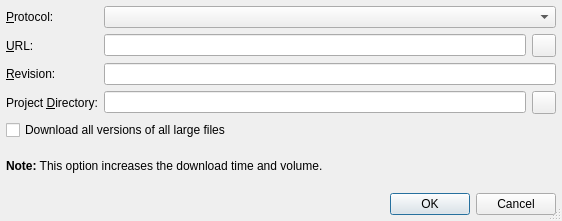
Before: the Qt Designer form Plugins/VcsPlugins/vcsMercurial/HgNewProjectOptionsDialog.ui in testmana2/test, drawn with Qt 5.
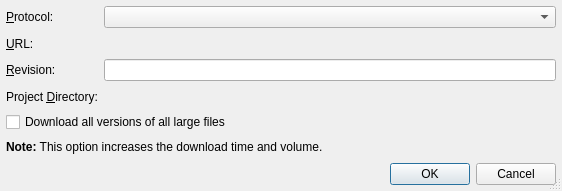
After: the same form once the commit is applied. Custom widgets are drawn as their Qt base class.

Commit message: Modified more dialogs to use the path picker widgets.

What changed in the file:
```diff
--- a/Plugins/VcsPlugins/vcsMercurial/HgNewProjectOptionsDialog.ui
+++ b/Plugins/VcsPlugins/vcsMercurial/HgNewProjectOptionsDialog.ui
@@ -7,7 +7,7 @@
     <x>0</x>
     <y>0</y>
     <width>562</width>
-    <height>221</height>
+    <height>191</height>
    </rect>
   </property>
   <property name="windowTitle">
@@ -32,7 +32,7 @@
      </property>
     </widget>
    </item>
-   <item row="0" column="1" colspan="2">
+   <item row="0" column="1">
     <widget class="QComboBox" name="protocolCombo">
      <property name="toolTip">
       <string>Select the protocol to access the repository</string>
@@ -45,24 +45,26 @@
       <string>&amp;URL:</string>
      </property>
      <property name="buddy">
-      <cstring>vcsUrlEdit</cstring>
+      <cstring>vcsUrlPicker</cstring>
      </property>
     </widget>
    </item>
    <item row="1" column="1">
-    <widget class="QLineEdit" name="vcsUrlEdit">
+    <widget class="E5PathPicker" name="vcsUrlPicker" native="true">
+     <property name="sizePolicy">
+      <sizepolicy hsizetype="Expanding" vsizetype="Preferred">
+       <horstretch>0</horstretch>
+       <verstretch>0</verstretch>
+      </sizepolicy>
+     </property>
+     <property name="focusPolicy">
+      <enum>Qt::StrongFocus</enum>
+     </property>
      <property name="toolTip">
       <string>Enter the url path of the repository (without protocol part)</string>
      </property>
     </widget>
    </item>
-   <item row="1" column="2">
-    <widget class="QToolButton" name="vcsUrlButton">
-     <property name="toolTip">
-      <string>Select the repository url via a directory selection dialog</string>
-     </property>
-    </widget>
-   </item>
    <item row="2" column="0">
     <widget class="QLabel" name="vcsRevisionLabel">
      <property name="text">
@@ -73,7 +75,7 @@
      </property>
     </widget>
    </item>
-   <item row="2" column="1" colspan="2">
+   <item row="2" column="1">
     <widget class="QLineEdit" name="vcsRevisionEdit">
      <property name="toolTip">
       <string>Enter the revision the new project should be generated from</string>
@@ -89,12 +91,21 @@
       <string>Project &amp;Directory:</string>
      </property>
      <property name="buddy">
-      <cstring>vcsProjectDirEdit</cstring>
+      <cstring>vcsProjectDirPicker</cstring>
      </property>
     </widget>
    </item>
    <item row="3" column="1">
-    <widget class="QLineEdit" name="vcsProjectDirEdit">
+    <widget class="E5PathPicker" name="vcsProjectDirPicker" native="true">
+     <property name="sizePolicy">
+      <sizepolicy hsizetype="Expanding" vsizetype="Preferred">
+       <horstretch>0</horstretch>
+       <verstretch>0</verstretch>
+      </sizepolicy>
+     </property>
+     <property name="focusPolicy">
+      <enum>Qt::StrongFocus</enum>
+     </property>
      <property name="toolTip">
       <string>Enter the directory of the new project.</string>
      </property>
@@ -105,17 +116,14 @@
      </property>
     </widget>
    </item>
-   <item row="3" column="2">
-    <widget class="QToolButton" name="projectDirButton"/>
-   </item>
-   <item row="4" column="0" colspan="3">
+   <item row="4" column="0" colspan="2">
     <widget class="QCheckBox" name="largeCheckBox">
      <property name="text">
       <string>Download all versions of all large files</string>
      </property>
     </widget>
    </item>
-   <item row="5" column="0" colspan="3">
+   <item row="5" column="0" colspan="2">
     <widget class="QLabel" name="lfNoteLabel">
      <property name="text">
       <string>&lt;b&gt;Note:&lt;/b&gt; This option increases the download time and volume.</string>
@@ -125,7 +133,7 @@
      </property>
     </widget>
    </item>
-   <item row="6" column="0" colspan="3">
+   <item row="6" column="0" colspan="2">
     <widget class="QDialogButtonBox" name="buttonBox">
      <property name="orientation">
       <enum>Qt::Horizontal</enum>
@@ -139,6 +147,14 @@
  </widget>
  <layoutdefault spacing="6" margin="6"/>
  <pixmapfunction>qPixmapFromMimeSource</pixmapfunction>
+ <customwidgets>
+  <customwidget>
+   <class>E5PathPicker</class>
+   <extends>QWidget</extends>
+   <header>E5Gui/E5PathPicker.h</header>
+   <container>1</container>
+  </customwidget>
+ </customwidgets>
  <tabstops>
   <tabstop>protocolCombo</tabstop>
   <tabstop>vcsUrlEdit</tabstop>
```
Left out of the diff: 7 changed lines with no effect on the pictures. The commit also changes 22 other files.
